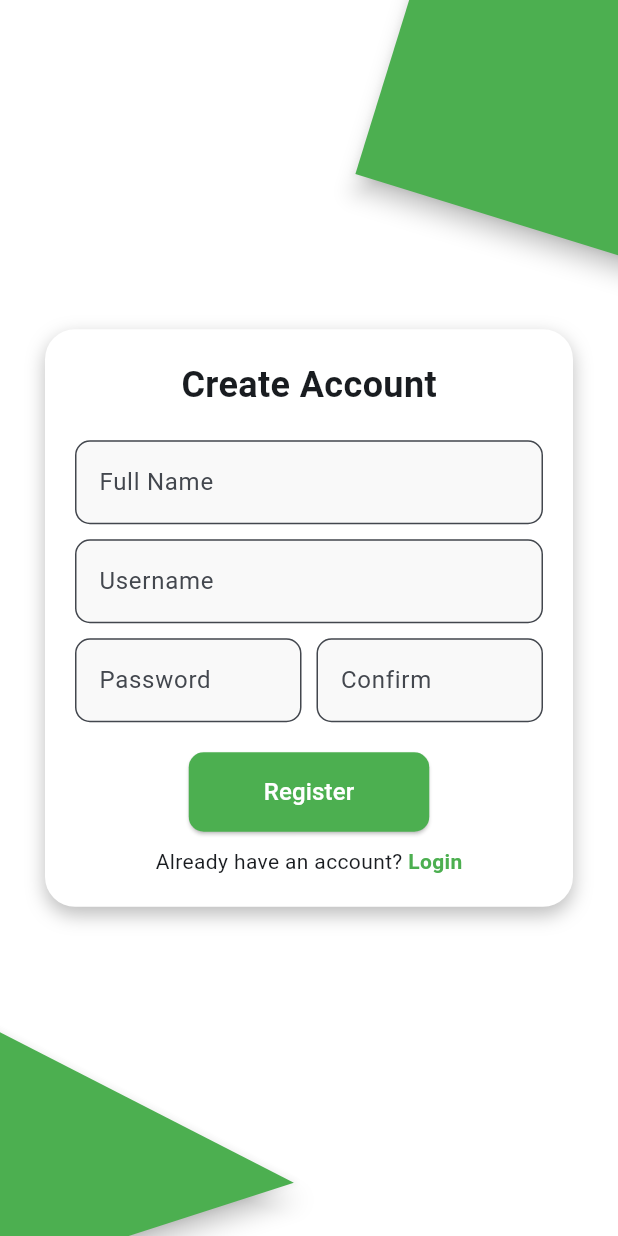
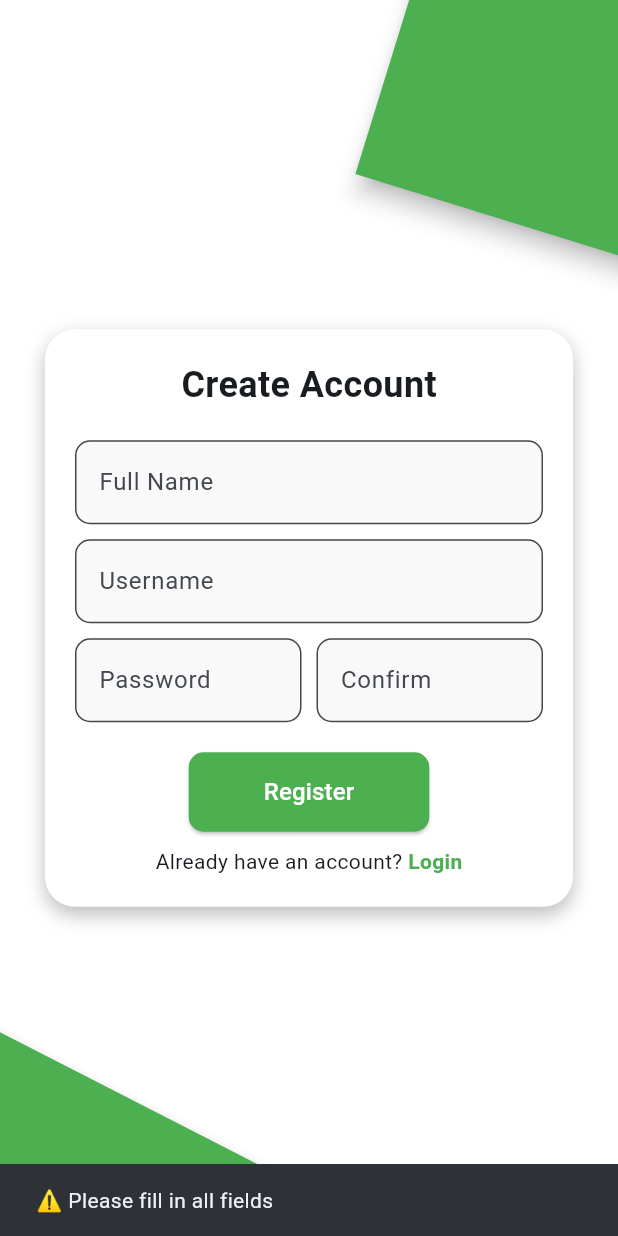
Before and after one commit to BurinPat/assetborrowsystemg5, a Flutter app: the RegisterPage screen opened directly, after a tap on "Register", on a phone screen of 412 x 824 dp. Run offline on Flutter 3.47's test engine with Material 3 defaults, Android fonts, the light colour scheme and no system bars.

Commit message:
add register

```diff
--- a/lib/auth/register_page.dart
+++ b/lib/auth/register_page.dart
@@ -1,7 +1,81 @@
+import 'dart:convert';
 import 'package:flutter/material.dart';
+import '../services/auth_service.dart'; // ✅ ใช้ AuthService
+import 'login_page.dart'; // ✅ กลับไปหน้า Login ได้
 
-class RegisterPage extends StatelessWidget {
+class RegisterPage extends StatefulWidget {
   const RegisterPage({super.key});
+
+  @override
+  State<RegisterPage> createState() => _RegisterPageState();
+}
+
+class _RegisterPageState extends State<RegisterPage> {
+  // ✅ Controller สำหรับช่องกรอก
+  final TextEditingController fullNameController = TextEditingController();
+  final TextEditingController usernameController = TextEditingController();
+  final TextEditingController passwordController = TextEditingController();
+  final TextEditingController confirmPasswordController =
+      TextEditingController();
+
+  String selectedRole = 'STUDENT'; // 🔸 ค่าเริ่มต้นของ Role
+
+  // 🧩 ฟังก์ชันสมัครสมาชิก
+  Future<void> _register() async {
+    final fullName = fullNameController.text.trim();
+    final username = usernameController.text.trim();
+    final password = passwordController.text.trim();
+    final confirmPassword = confirmPasswordController.text.trim();
+
+    if (fullName.isEmpty ||
+        username.isEmpty ||
+        password.isEmpty ||
+        confirmPassword.isEmpty) {
+      ScaffoldMessenger.of(context).showSnackBar(
+        const SnackBar(content: Text('⚠️ Please fill in all fields')),
+      );
+      return;
+    }
+
+    if (password != confirmPassword) {
+      ScaffoldMessenger.of(context).showSnackBar(
+        const SnackBar(content: Text('⚠️ Passwords do not match')),
+      );
+      return;
+    }
+
+    try {
+      final response = await AuthService.register(
+        fullName: fullName,
+        username: username,
+        password: password,
+        role: selectedRole,
+      );
+
+      final data = jsonDecode(response.body);
+      if (response.statusCode == 201) {
+        ScaffoldMessenger.of(context).showSnackBar(
+          SnackBar(content: Text('✅ Registered successfully!')),
+        );
+
+        // ⏳ หน่วงเวลาเล็กน้อยแล้วกลับไปหน้า Login
+        await Future.delayed(const Duration(seconds: 2));
+        Navigator.pushReplacement(
+          context,
+          MaterialPageRoute(builder: (_) => LoginPage()),
+        );
+      } else {
+        ScaffoldMessenger.of(context).showSnackBar(
+          SnackBar(content: Text('❌ ${data['message'] ?? 'Registration failed'}')),
+        );
+      }
+    } catch (e) {
+      print('❌ Register error: $e');
+      ScaffoldMessenger.of(context).showSnackBar(
+        SnackBar(content: Text('Error: $e')),
+      );
+    }
+  }
 
   @override
   Widget build(BuildContext context) {
@@ -19,11 +93,10 @@ class RegisterPage extends StatelessWidget {
                 elevation: 6,
                 borderRadius: BorderRadius.zero,
                 shape: BoxShape.rectangle,
-                child: SizedBox(width: 200, height: 200),
+                child: const SizedBox(width: 200, height: 200),
               ),
             ),
           ),
-
           Positioned(
             bottom: 0,
             left: -30,
@@ -33,11 +106,10 @@ class RegisterPage extends StatelessWidget {
                 clipper: GreenClipper(),
                 color: Colors.green,
                 elevation: 6,
-                child: SizedBox(width: 200, height: 200),
+                child: const SizedBox(width: 200, height: 200),
               ),
             ),
           ),
-
           Center(
             child: SingleChildScrollView(
               child: Container(
@@ -49,7 +121,7 @@ class RegisterPage extends StatelessWidget {
                     BoxShadow(
                       color: Colors.black26,
                       blurRadius: 10,
-                      offset: Offset(0, 5),
+                      offset: const Offset(0, 5),
                     ),
                   ],
                   borderRadius: BorderRadius.circular(20),
@@ -66,12 +138,13 @@ class RegisterPage extends StatelessWidget {
                     ),
                     const SizedBox(height: 20),
 
-                    // Full Name
+                    // 🧍 Full Name
                     TextField(
+                      controller: fullNameController,
                       decoration: InputDecoration(
                         hintText: 'Full Name',
                         filled: true,
-                        fillColor: Color(0xFFF9F9F9),
+                        fillColor: const Color(0xFFF9F9F9),
                         border: OutlineInputBorder(
                           borderRadius: BorderRadius.circular(10),
                         ),
@@ -80,12 +153,13 @@ class RegisterPage extends StatelessWidget {
 
                     const SizedBox(height: 10),
 
-                    // Username
+                    // 👤 Username
                     TextField(
+                      controller: usernameController,
                       decoration: InputDecoration(
                         hintText: 'Username',
                         filled: true,
-                        fillColor: Color(0xFFF9F9F9),
+                        fillColor: const Color(0xFFF9F9F9),
                         border: OutlineInputBorder(
                           borderRadius: BorderRadius.circular(10),
                         ),
@@ -94,16 +168,17 @@ class RegisterPage extends StatelessWidget {
 
                     const SizedBox(height: 10),
 
-                    // Password + Confirm Password
+                    // 🔒 Passwords
                     Row(
                       children: [
                         Expanded(
                           child: TextField(
+                            controller: passwordController,
                             obscureText: true,
                             decoration: InputDecoration(
                               hintText: 'Password',
                               filled: true,
-                              fillColor: Color(0xFFF9F9F9),
+                              fillColor: const Color(0xFFF9F9F9),
                               border: OutlineInputBorder(
                                 borderRadius: BorderRadius.circular(10),
                               ),
@@ -113,11 +188,12 @@ class RegisterPage extends StatelessWidget {
                         const SizedBox(width: 10),
                         Expanded(
                           child: TextField(
+                            controller: confirmPasswordController,
                             obscureText: true,
                             decoration: InputDecoration(
                               hintText: 'Confirm',
                               filled: true,
-                              fillColor: Color(0xFFF9F9F9),
+                              fillColor: const Color(0xFFF9F9F9),
                               border: OutlineInputBorder(
                                 borderRadius: BorderRadius.circular(10),
                               ),
@@ -129,21 +205,17 @@ class RegisterPage extends StatelessWidget {
 
                     const SizedBox(height: 20),
 
-                    // Register Button
+                    // ✅ Register Button
                     ElevatedButton(
                       style: ElevatedButton.styleFrom(
                         backgroundColor: Colors.green,
                         padding: const EdgeInsets.symmetric(
-                          horizontal: 50,
-                          vertical: 15,
-                        ),
+                            horizontal: 50, vertical: 15),
                         shape: RoundedRectangleBorder(
                           borderRadius: BorderRadius.circular(10),
                         ),
                       ),
-                      onPressed: () {
-                        // backend
-                      },
+                      onPressed: _register,
                       child: const Text(
                         'Register',
                         style: TextStyle(fontSize: 16, color: Colors.white),
@@ -152,15 +224,17 @@ class RegisterPage extends StatelessWidget {
 
                     const SizedBox(height: 10),
 
-                    // link Login
+                    // 🔁 กลับไปหน้า Login
                     Row(
                       mainAxisAlignment: MainAxisAlignment.center,
                       children: [
                         const Text("Already have an account? "),
                         GestureDetector(
                           onTap: () {
-                            // Back to login
-                            Navigator.pop(context);
+                            Navigator.pushReplacement(
+                              context,
+                              MaterialPageRoute(builder: (_) => LoginPage()),
+                            );
                           },
                           child: const Text(
                             "Login",
--- a/lib/services/api_service.dart
+++ b/lib/services/api_service.dart
@@ -3,8 +3,8 @@ import 'dart:io';
 
 class ApiService {
   static String get baseUrl {
-    if (Platform.isAndroid) return 'http://192.168.10.212:5000/api';
-    if (Platform.isIOS) return 'http://192.168.10.212:5000/api';
+    if (Platform.isAndroid) return 'http://172.27.28.215:5000/api';
+    if (Platform.isIOS) return 'http://172.27.28.215:5000/api';
     return 'http://localhost:5000/api';
   }
 }
```
